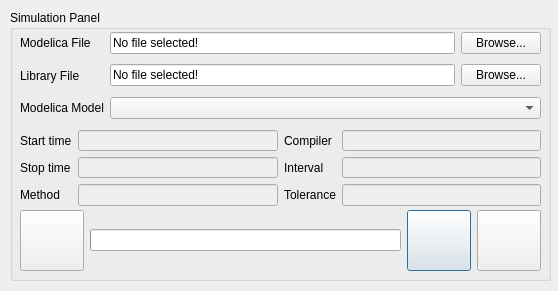
First picture: the form in res/mee_simulation_gui.ui, repository fran-jo/SimuGUI, before the edit.
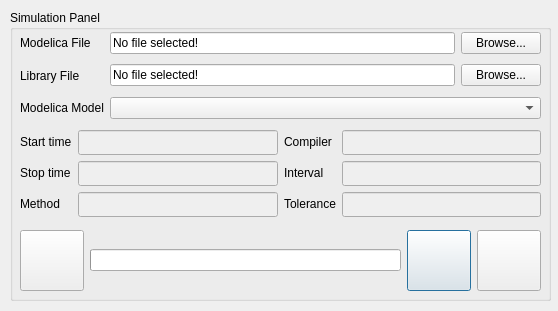
Second picture: the form after the edit.

What changed in the file:
```diff
--- a/res/mee_simulation_gui.ui
+++ b/res/mee_simulation_gui.ui
@@ -7,7 +7,7 @@
     <x>0</x>
     <y>0</y>
     <width>558</width>
-    <height>291</height>
+    <height>311</height>
    </rect>
   </property>
   <property name="windowTitle">
@@ -19,7 +19,7 @@
      <x>10</x>
      <y>10</y>
      <width>541</width>
-     <height>271</height>
+     <height>291</height>
     </rect>
    </property>
    <property name="title">
@@ -32,7 +32,7 @@
     <property name="geometry">
      <rect>
       <x>10</x>
-      <y>200</y>
+      <y>220</y>
       <width>521</width>
       <height>61</height>
      </rect>
@@ -259,7 +259,7 @@
       <x>10</x>
       <y>120</y>
       <width>521</width>
-      <height>76</height>
+      <height>87</height>
      </rect>
     </property>
     <layout class="QGridLayout" name="gridLayout">
```
